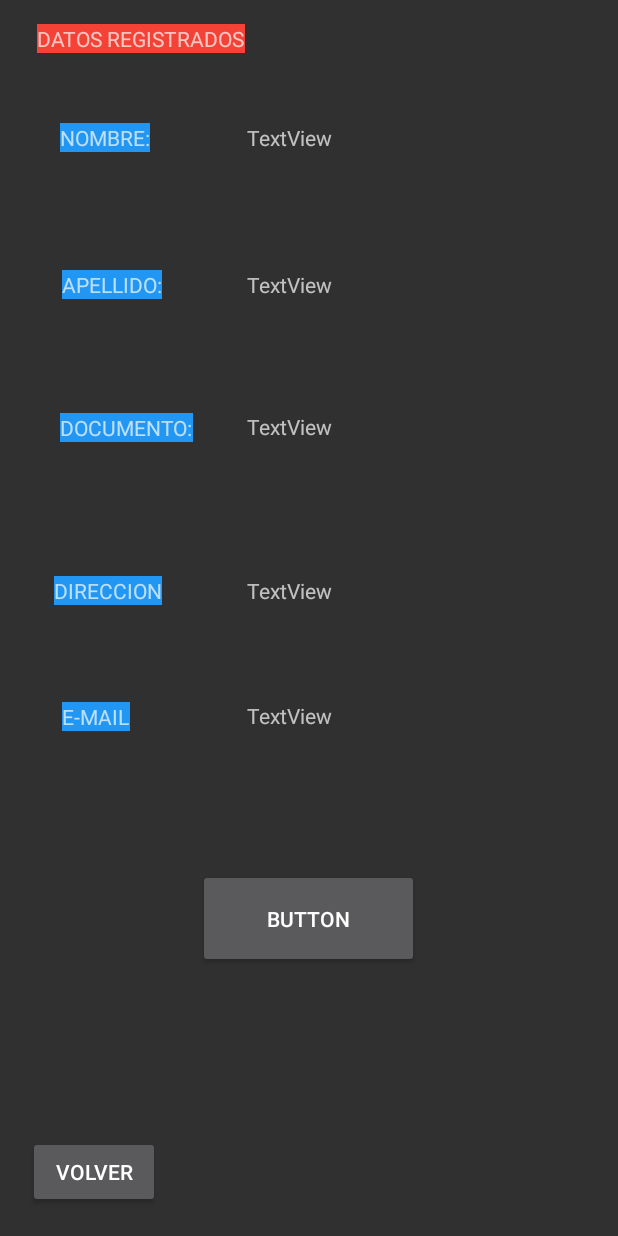
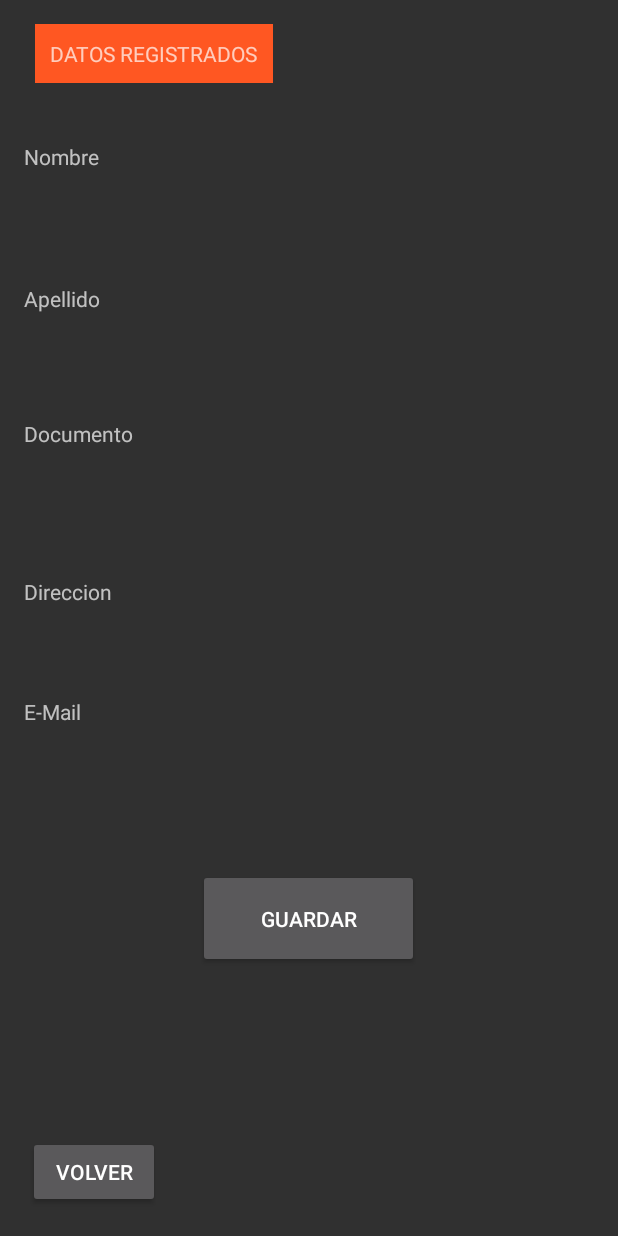
Before and after one commit to pc250282/ProyectoAndroidStudio, an Android app: the mostrar_datos_persona screen opened directly, with no data from a screen before it, on a phone screen of 412 x 824 dp. Run offline under Robolectric (Android 15) with nearby library versions, the phone set to English and light mode, and no system bars.

Commit message:
Mejora en pantalla de mostrar datos

```diff
--- a/app/src/main/java/com/example/proyectologin/MainActivity.kt
+++ b/app/src/main/java/com/example/proyectologin/MainActivity.kt
@@ -1,5 +1,6 @@
 package com.example.proyectologin
 
+import android.annotation.SuppressLint
 import android.app.AlertDialog
 import android.content.Intent
 import androidx.appcompat.app.AppCompatActivity
@@ -62,6 +63,7 @@ class MainActivity : AppCompatActivity() {
         binding.imgPrincipal.isVisible=false
     }
 
+
     fun validacionEmail(): Boolean{
       val email = binding.txtUser.editableText.toString()
         return if(email.isEmpty()){
--- a/app/src/main/java/com/example/proyectologin/mostrar_datos_persona.kt
+++ b/app/src/main/java/com/example/proyectologin/mostrar_datos_persona.kt
@@ -1,15 +1,12 @@
 package com.example.proyectologin
 
 import android.content.Intent
-import android.opengl.Visibility
+
 import androidx.appcompat.app.AppCompatActivity
 import android.os.Bundle
-import android.widget.Button
-import android.widget.TextView
 import android.widget.Toast
-import androidx.core.view.isVisible
 import com.example.proyectologin.databinding.ActivityMostrarDatosPersonaBinding
-import com.example.proyectologin.databinding.ActivityUtilidadBuscaRazaBinding
+
 
 class mostrar_datos_persona : AppCompatActivity() {
     private lateinit var binding:ActivityMostrarDatosPersonaBinding
@@ -22,11 +19,11 @@ class mostrar_datos_persona : AppCompatActivity() {
 
         if(usuarioRecibido!=null){
 
-            binding.lblNombre.setText(usuarioRecibido.nombre)
-            binding.lblApellido.setText(usuarioRecibido.apellido)
-            binding.lblDocumento.setText(usuarioRecibido.documento)
-            binding.lblDireccion.setText(usuarioRecibido.direccion)
-            binding.lblMail.setText(usuarioRecibido.mail)
+            binding.lblNombre.setText("NOMBRE: "+usuarioRecibido.nombre)
+            binding.lblApellido.setText("APELLIDO: "+usuarioRecibido.apellido)
+            binding.lblDocumento.setText("DOCUMENTO: "+usuarioRecibido.documento)
+            binding.lblDireccion.setText("DIRECCION: "+usuarioRecibido.direccion)
+            binding.lblMail.setText("USUARIO: "+usuarioRecibido.mail)
             }
 
         binding.btnGuardaUsuario.setOnClickListener{
--- a/app/src/main/java/com/example/proyectologin/registro_datos.kt
+++ b/app/src/main/java/com/example/proyectologin/registro_datos.kt
@@ -5,7 +5,6 @@ import androidx.appcompat.app.AppCompatActivity
 import android.os.Bundle
 import android.widget.*
 import androidx.core.util.PatternsCompat
-import com.example.proyectologin.databinding.ActivityMainBinding
 import com.example.proyectologin.databinding.ActivityRegistroDatosBinding
 import java.util.regex.Pattern
 
--- a/app/src/main/res/layout/activity_mostrar_datos_persona.xml
+++ b/app/src/main/res/layout/activity_mostrar_datos_persona.xml
@@ -4,13 +4,15 @@
     xmlns:tools="http://schemas.android.com/tools"
     android:layout_width="match_parent"
     android:layout_height="match_parent"
+    android:backgroundTint="@android:color/holo_orange_dark"
     tools:context=".mostrar_datos_persona">
 
     <TextView
         android:id="@+id/lblNombre"
-        android:layout_width="wrap_content"
+        android:layout_width="match_parent"
         android:layout_height="wrap_content"
-        android:text="TextView"
+        android:padding="16dp"
+        android:text="Nombre"
         app:layout_constraintBottom_toBottomOf="parent"
         app:layout_constraintEnd_toEndOf="parent"
         app:layout_constraintHorizontal_bias="0.464"
@@ -20,10 +22,10 @@
 
     <TextView
         android:id="@+id/lblApellido"
-        android:layout_width="wrap_content"
+        android:layout_width="match_parent"
         android:layout_height="wrap_content"
-        android:backgroundTint="#2196F3"
-        android:text="TextView"
+        android:padding="16dp"
+        android:text="Apellido"
         app:layout_constraintBottom_toBottomOf="parent"
         app:layout_constraintEnd_toEndOf="parent"
         app:layout_constraintHorizontal_bias="0.464"
@@ -33,9 +35,10 @@
 
     <TextView
         android:id="@+id/lblDocumento"
-        android:layout_width="wrap_content"
+        android:layout_width="match_parent"
         android:layout_height="wrap_content"
-        android:text="TextView"
+        android:padding="16dp"
+        android:text="Documento"
         app:layout_constraintBottom_toBottomOf="parent"
         app:layout_constraintEnd_toEndOf="parent"
         app:layout_constraintHorizontal_bias="0.464"
@@ -45,9 +48,10 @@
 
     <TextView
         android:id="@+id/lblDireccion"
-        android:layout_width="wrap_content"
+        android:layout_width="match_parent"
         android:layout_height="wrap_content"
-        android:text="TextView"
+        android:padding="16dp"
+        android:text="Direccion"
         app:layout_constraintBottom_toBottomOf="parent"
         app:layout_constraintEnd_toEndOf="parent"
         app:layout_constraintHorizontal_bias="0.464"
@@ -56,62 +60,12 @@
         app:layout_constraintVertical_bias="0.477" />
 
     <TextView
-        android:id="@+id/textView"
-        android:layout_width="wrap_content"
-        android:layout_height="wrap_content"
-        android:layout_marginStart="40dp"
-        android:background="#2196F3"
-        android:text="NOMBRE:"
-        app:layout_constraintBottom_toBottomOf="parent"
-        app:layout_constraintStart_toStartOf="parent"
-        app:layout_constraintTop_toTopOf="parent"
-        app:layout_constraintVertical_bias="0.102" />
-
-    <TextView
-        android:id="@+id/textView2"
-        android:layout_width="wrap_content"
-        android:layout_height="wrap_content"
-        android:background="#2196F3"
-        android:text="APELLIDO:"
-        app:layout_constraintBottom_toBottomOf="parent"
-        app:layout_constraintEnd_toEndOf="parent"
-        app:layout_constraintHorizontal_bias="0.119"
-        app:layout_constraintStart_toStartOf="parent"
-        app:layout_constraintTop_toTopOf="parent"
-        app:layout_constraintVertical_bias="0.224" />
-
-    <TextView
-        android:id="@+id/textView3"
-        android:layout_width="wrap_content"
-        android:layout_height="wrap_content"
-        android:background="#2196F3"
-        android:text="DOCUMENTO:"
-        app:layout_constraintBottom_toBottomOf="parent"
-        app:layout_constraintEnd_toEndOf="parent"
-        app:layout_constraintHorizontal_bias="0.123"
-        app:layout_constraintStart_toStartOf="parent"
-        app:layout_constraintTop_toTopOf="parent"
-        app:layout_constraintVertical_bias="0.342" />
-
-    <TextView
-        android:id="@+id/textView4"
-        android:layout_width="wrap_content"
-        android:layout_height="wrap_content"
-        android:layout_marginStart="36dp"
-        android:background="#2196F3"
-        android:text="DIRECCION"
-
-        app:layout_constraintBottom_toBottomOf="parent"
-        app:layout_constraintStart_toStartOf="parent"
-        app:layout_constraintTop_toTopOf="parent"
-        app:layout_constraintVertical_bias="0.477" />
-
-    <TextView
         android:id="@+id/textView5"
         android:layout_width="wrap_content"
         android:layout_height="wrap_content"
+        android:padding="10dp"
         android:layout_marginTop="16dp"
-        android:background="#F44336"
+        android:background="#FF5722"
         android:text="DATOS REGISTRADOS"
         app:layout_constraintEnd_toEndOf="parent"
         app:layout_constraintHorizontal_bias="0.091"
@@ -119,23 +73,11 @@
         app:layout_constraintTop_toTopOf="parent" />
 
     <TextView
-        android:id="@+id/txtView78"
-        android:layout_width="wrap_content"
+        android:id="@+id/lblMail"
+        android:layout_width="match_parent"
         android:layout_height="wrap_content"
-        android:background="#2196F3"
-        android:text="E-MAIL"
-        app:layout_constraintBottom_toBottomOf="parent"
-        app:layout_constraintEnd_toEndOf="parent"
-        app:layout_constraintHorizontal_bias="0.112"
-        app:layout_constraintStart_toStartOf="parent"
-        app:layout_constraintTop_toTopOf="parent"
-        app:layout_constraintVertical_bias="0.582" />
-
-    <TextView
-        android:id="@+id/lblMail"
-        android:layout_width="wrap_content"
-        android:layout_height="wrap_content"
-        android:text="TextView"
+        android:padding="16dp"
+        android:text="E-Mail"
         app:layout_constraintBottom_toBottomOf="parent"
         app:layout_constraintEnd_toEndOf="parent"
         app:layout_constraintHorizontal_bias="0.464"
@@ -159,7 +101,7 @@
         android:id="@+id/btnGuardaUsuario"
         android:layout_width="147dp"
         android:layout_height="66dp"
-        android:text="Button"
+        android:text="GUARDAR"
         app:layout_constraintBottom_toBottomOf="parent"
         app:layout_constraintEnd_toEndOf="parent"
         app:layout_constraintHorizontal_bias="0.498"
```
